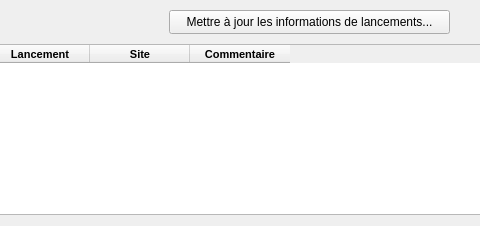
This is src/interface/onglets/donnees/informationslancements.ui in mconsidine/previsat-git as Qt 5 draws it before an edit; both pictures show x 221 to 701 and y 0 to 226 of the 792 by 226 pixel window. The edited form follows.
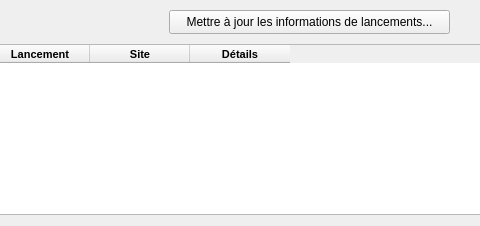
This is the edited form.

Diff of the .ui file:
```diff
--- a/src/interface/onglets/donnees/informationslancements.ui
+++ b/src/interface/onglets/donnees/informationslancements.ui
@@ -99,7 +99,7 @@
    </column>
    <column>
     <property name="text">
-     <string>Commentaire</string>
+     <string>Détails</string>
     </property>
     <property name="font">
      <font>
```
